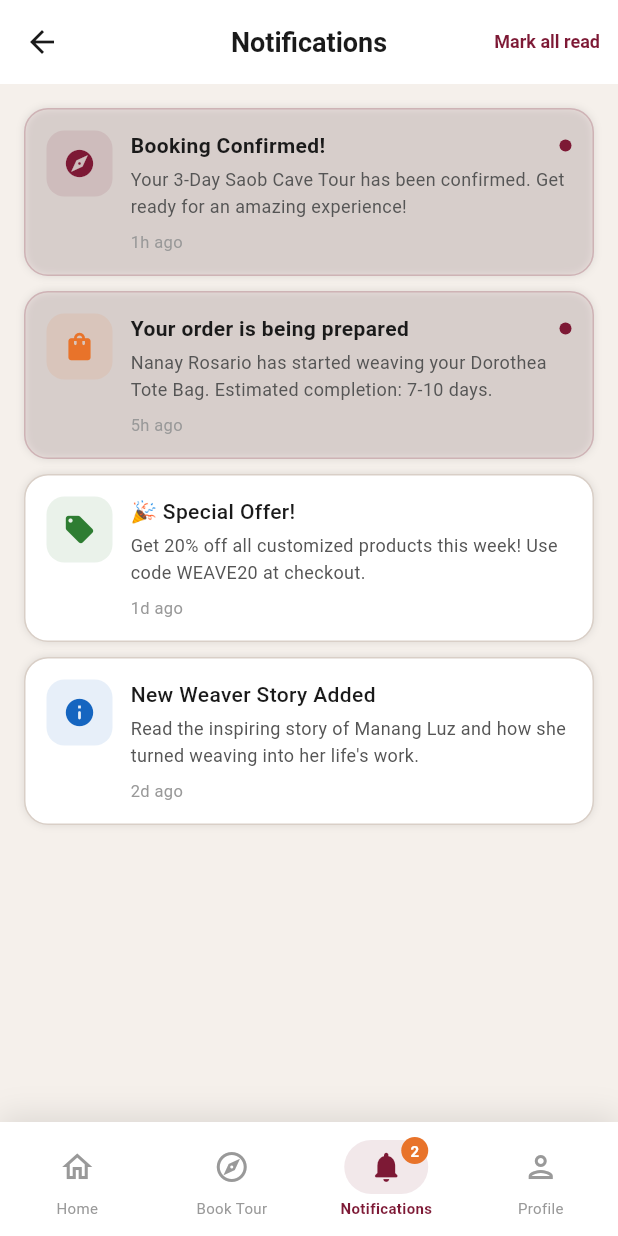
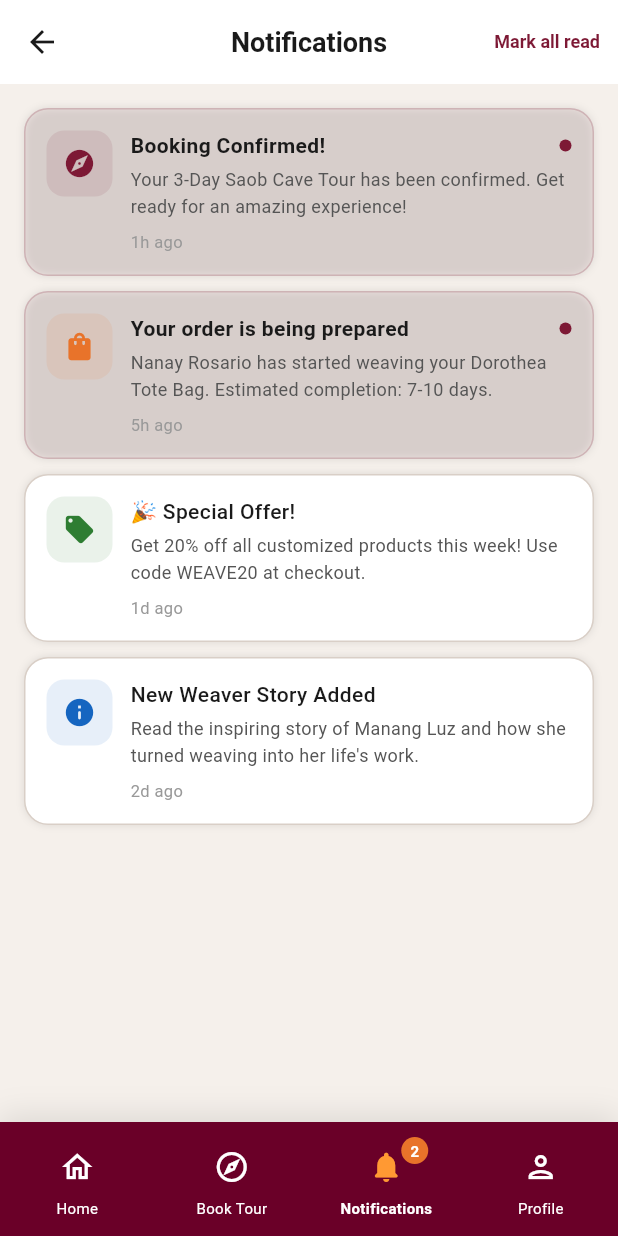
Before and after one commit to theniecelira/iweave, a Flutter app: the MainNavigation screen opened by its route, item 3 of the bottom bar chosen, on a phone screen of 412 x 824 dp. Run offline on Flutter 3.47's test engine with Material 3 defaults, Android fonts, the phone set to English and light mode, and no system bars; our stand-ins replace shared_preferences, sqflite; accounts and stored records are empty; network calls fail; Roboto replaces fonts that are missing (Poppins).

Commit message:
change color of navigation tab

```diff
--- a/iWeave/lib/core/constants/app_colors.dart
+++ b/iWeave/lib/core/constants/app_colors.dart
@@ -25,4 +25,9 @@ class AppColors {
   static const Color star = Color(0xFFFBC02D);
   static const Color tagBg = Color(0xFFF0E8E4);
   static const Color tagText = Color(0xFF7D1935);
+
+  static const Color white = Color(0xFFFFFFFF);
+  static const Color black = Color(0xFF000000);
+
+  static const Color mainNavigationSelected = Color(0xFFFF9933);
 }
--- a/iWeave/lib/screens/navigation/main_navigation.dart
+++ b/iWeave/lib/screens/navigation/main_navigation.dart
@@ -39,7 +39,7 @@ class _MainNavigationState extends State<MainNavigation> {
       body: IndexedStack(index: _currentIndex, children: _screens),
       bottomNavigationBar: Container(
         decoration: const BoxDecoration(
-          color: AppColors.surface,
+          color: const Color(0xFF6A0028),
           boxShadow: [BoxShadow(color: AppColors.shadow, blurRadius: 16, offset: Offset(0, -4))],
         ),
         child: SafeArea(
@@ -91,12 +91,11 @@ class _NavItem extends StatelessWidget {
                     duration: const Duration(milliseconds: 200),
                     padding: const EdgeInsets.symmetric(horizontal: 16, vertical: 6),
                     decoration: BoxDecoration(
-                      color: isActive ? AppColors.primary.withOpacity(0.1) : Colors.transparent,
                       borderRadius: BorderRadius.circular(20),
                     ),
                     child: Icon(
                       isActive ? activeIcon : inactiveIcon,
-                      color: isActive ? AppColors.primary : AppColors.textHint,
+                      color: isActive ? AppColors.mainNavigationSelected : Colors.white,
                       size: 24,
                     ),
                   ),
@@ -118,7 +117,7 @@ class _NavItem extends StatelessWidget {
                 label,
                 style: TextStyle(
                   fontSize: 10, fontWeight: isActive ? FontWeight.w700 : FontWeight.w400,
-                  color: isActive ? AppColors.primary : AppColors.textHint,
+                  color: AppColors.white,
                   fontFamily: 'Poppins',
                 ),
               ),
```
Also changed, not shown: iWeave/assets/images/iweave_logo.png (added).
